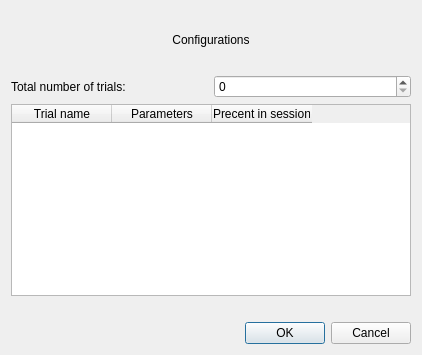
This is UI/random_order.ui in KehatSudri/Behavior_System2.0 as Qt 5 draws it before an edit. The edited form follows.
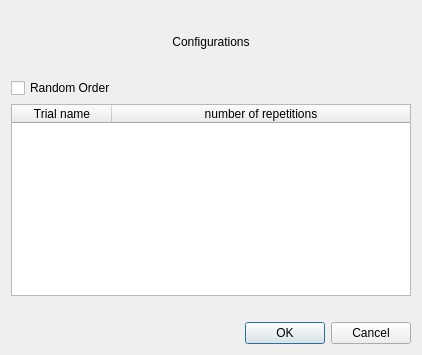
This is the edited form.

Commit message: add max trial time and trial repeats

Patch:
```diff
--- a/UI/random_order.ui
+++ b/UI/random_order.ui
@@ -15,38 +15,14 @@
   </property>
   <layout class="QGridLayout" name="gridLayout_3">
    <item row="0" column="0">
-    <layout class="QGridLayout" name="main_window_gridLayout" rowstretch="1,0,0,0,0" columnstretch="1,1">
-     <item row="2" column="0" colspan="2">
-      <widget class="QTableWidget" name="trials_tableWidget">
-       <property name="styleSheet">
-        <string notr="true">font: 12pt &quot;Arial&quot;;</string>
+    <layout class="QGridLayout" name="main_window_gridLayout" rowstretch="1,0,0,0,0,0" columnstretch="1,0">
+     <item row="1" column="0">
+      <widget class="QCheckBox" name="checkBox">
+       <property name="text">
+        <string>Random Order</string>
        </property>
-       <attribute name="horizontalHeaderMinimumSectionSize">
-        <number>75</number>
-       </attribute>
-       <attribute name="verticalHeaderMinimumSectionSize">
-        <number>75</number>
-       </attribute>
-       <column>
-        <property name="text">
-         <string>Trial name</string>
-        </property>
-       </column>
-       <column>
-        <property name="text">
-         <string>Parameters</string>
-        </property>
-       </column>
-       <column>
-        <property name="text">
-         <string>Precent in session</string>
-        </property>
-       </column>
       </widget>
      </item>
-     <item row="1" column="1">
-      <widget class="QSpinBox" name="total_num_of_trials_spinBox"/>
-     </item>
      <item row="0" column="0" colspan="2">
       <widget class="QLabel" name="explenation_label">
        <property name="styleSheet">
@@ -60,17 +36,7 @@
        </property>
       </widget>
      </item>
-     <item row="1" column="0">
-      <widget class="QLabel" name="total_num_of_trials_label">
-       <property name="styleSheet">
-        <string notr="true">font: 12pt &quot;Arial&quot;;</string>
-       </property>
-       <property name="text">
-        <string>Total number of trials:</string>
-       </property>
-      </widget>
-     </item>
-     <item row="3" column="0">
+     <item row="4" column="0">
       <spacer name="verticalSpacer">
        <property name="orientation">
         <enum>Qt::Vertical</enum>
@@ -83,7 +49,7 @@
        </property>
       </spacer>
      </item>
-     <item row="4" column="0" colspan="2">
+     <item row="5" column="0" colspan="2">
       <widget class="QDialogButtonBox" name="buttonBox">
        <property name="orientation">
         <enum>Qt::Horizontal</enum>
@@ -93,6 +59,32 @@
        </property>
       </widget>
      </item>
+     <item row="3" column="0" colspan="2">
+      <widget class="QTableWidget" name="trials_tableWidget">
+       <property name="styleSheet">
+        <string notr="true">font: 12pt &quot;Arial&quot;;</string>
+       </property>
+       <attribute name="horizontalHeaderMinimumSectionSize">
+        <number>100</number>
+       </attribute>
+       <attribute name="horizontalHeaderStretchLastSection">
+        <bool>true</bool>
+       </attribute>
+       <attribute name="verticalHeaderMinimumSectionSize">
+        <number>75</number>
+       </attribute>
+       <column>
+        <property name="text">
+         <string>Trial name</string>
+        </property>
+       </column>
+       <column>
+        <property name="text">
+         <string>number of repetitions</string>
+        </property>
+       </column>
+      </widget>
+     </item>
     </layout>
    </item>
   </layout>
```
The commit also changes 3 other files.
